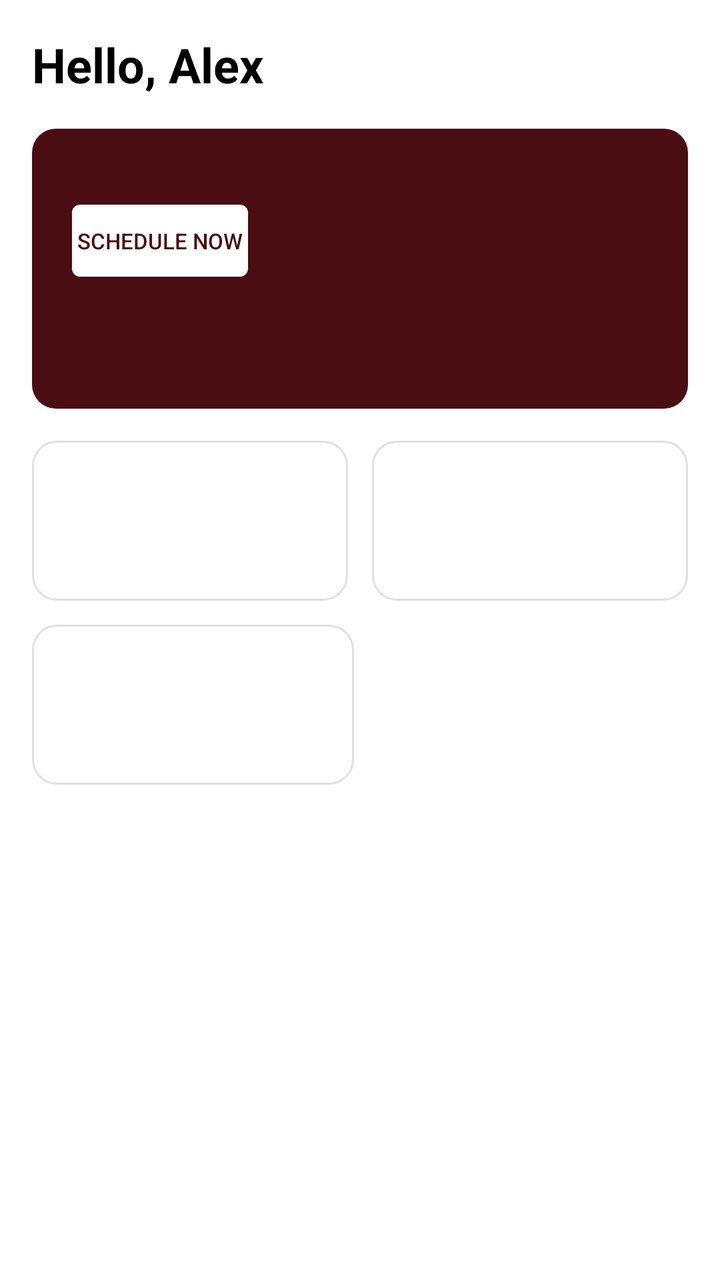
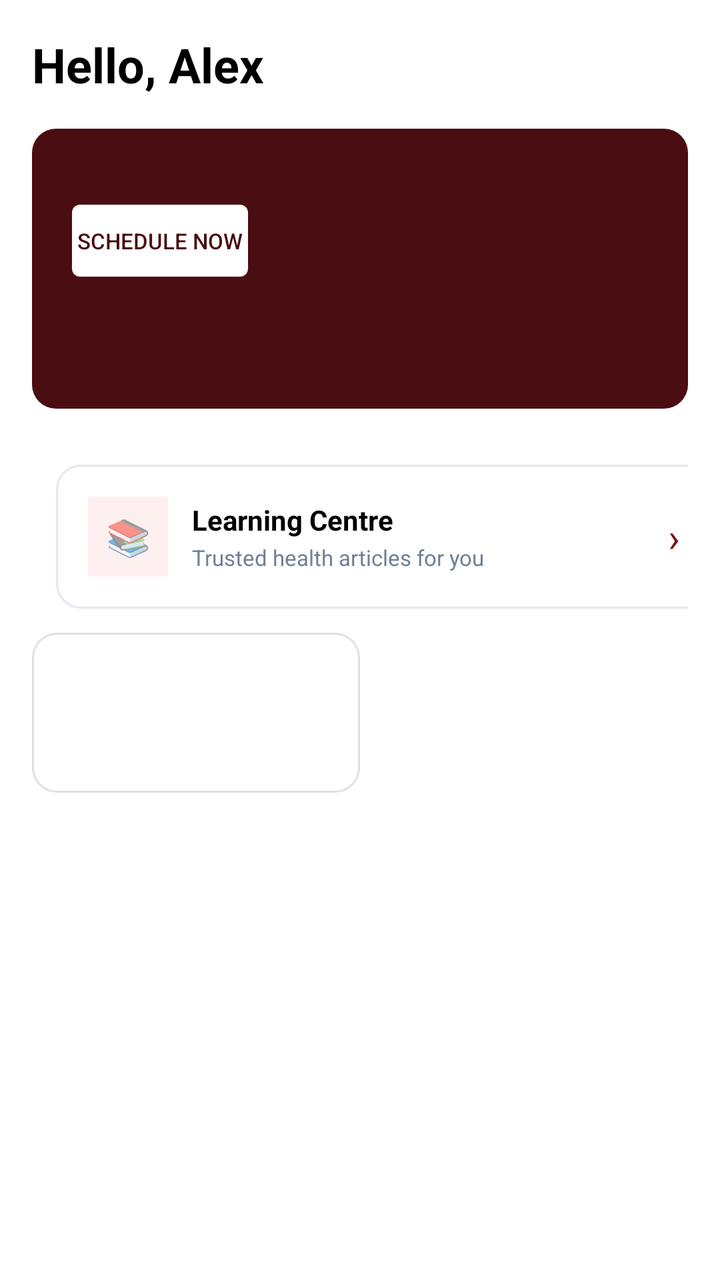

Screens rendered from an Android XML layout before and after an edit, with the pre-edit source and the edit as a unified diff.
<!-- AndroidManifest.xml: application theme Theme.Halaxy_health -->
<!-- res/layout/activity_patient_dashboard.xml -->
<?xml version="1.0" encoding="utf-8"?>
<LinearLayout xmlns:android="http://schemas.android.com/apk/res/android"
    android:id="@+id/rootLayout"
    android:layout_width="match_parent"
    android:layout_height="match_parent"
    android:orientation="vertical"
    android:background="#FFFFFF"
    android:padding="16dp">

    <TextView
        android:id="@+id/txtHello"
        android:layout_width="wrap_content"
        android:layout_height="wrap_content"
        android:text="Hello, Alex"
        android:textSize="24sp"
        android:textStyle="bold"
        android:textColor="#000000"/>
    <TextView
        android:text="Your health journey at a glance."
        android:textSize="12sp"
        android:textColor="#666666"
        android:layout_marginBottom="16dp"/>

    
    <LinearLayout
        android:layout_width="match_parent"
        android:layout_height="140dp"
        android:background="@drawable/bg_maroon_large"
        android:orientation="vertical"
        android:padding="20dp">
        <LinearLayout
            android:layout_width="wrap_content"
            android:layout_height="wrap_content"
            android:orientation="horizontal"
            android:gravity="center_vertical">
            <TextView
                android:text="📅"
                android:textSize="18sp"/>
            <TextView
                android:text="  Make a Booking"
                android:textColor="white"
                android:textStyle="bold"
                android:textSize="16sp"/>
        </LinearLayout>
        <TextView
            android:text="Find specialists and clinics in real-time."
            android:textColor="#E0C0C0"
            android:textSize="11sp"
            android:layout_marginTop="6dp"/>
        
        <Button
            android:id="@+id/btnScheduleNow"
            android:layout_width="wrap_content"
            android:layout_height="36dp"
            android:text="Schedule Now"
            android:textColor="#4A0D12"
            android:background="@drawable/bg_white_button"
            android:textSize="11sp"
            android:layout_marginTop="12dp"/>
    </LinearLayout>

    
    <LinearLayout
        android:layout_width="match_parent"
        android:layout_height="wrap_content"
        android:orientation="horizontal"
        android:weightSum="2"
        android:layout_marginTop="16dp">
        <LinearLayout
            android:id="@+id/cardMyAppointments"
            android:layout_width="0dp"
            android:layout_weight="1"
            android:layout_height="80dp"
            android:background="@drawable/bg_small_card"
            android:orientation="vertical"
            android:gravity="center"
            android:layout_marginEnd="6dp">
            <TextView
                android:text="📋 My Appointments"
                android:textSize="12sp"
                android:textStyle="bold"
                android:textColor="#000"/>
        </LinearLayout>
        <LinearLayout
            android:id="@+id/cardMakeBooking2"
            android:layout_width="0dp"
            android:layout_weight="1"
            android:layout_height="80dp"
            android:background="@drawable/bg_small_card"
            android:orientation="vertical"
            android:gravity="center"
            android:layout_marginStart="6dp">
            <TextView
                android:text="🏥 Make a Booking"
                android:textSize="12sp"
                android:textStyle="bold"
                android:textColor="#000"/>
        </LinearLayout>
    </LinearLayout>

    <LinearLayout
        android:layout_width="match_parent"
        android:layout_height="wrap_content"
        android:orientation="horizontal"
        android:weightSum="2"
        android:layout_marginTop="12dp">
        <LinearLayout
            android:id="@+id/cardPaymentHistory"
            android:layout_width="0dp"
            android:layout_weight="1"
            android:layout_height="80dp"
            android:background="@drawable/bg_small_card"
            android:orientation="vertical"
            android:gravity="center"
            android:layout_marginEnd="6dp"
            android:visibility="gone"/>
        <LinearLayout
            android:id="@+id/cardEditProfile"
            android:layout_width="0dp"
            android:layout_weight="1"
            android:layout_height="80dp"
            android:background="@drawable/bg_small_card"
            android:orientation="vertical"
            android:gravity="center">
            <TextView
                android:text="⚙️ Edit Profile"
                android:textSize="12sp"
                android:textStyle="bold"
                android:textColor="#000"/>
        </LinearLayout>
        
        <View android:layout_width="0dp" android:layout_weight="1" android:layout_height="80dp" android:layout_marginStart="6dp"/>
    </LinearLayout>

</LinearLayout>
<!-- resources referenced by this layout -->
<resources>
  <!-- drawable bg_maroon_large (drawable) -->
  <?xml version="1.0" encoding="utf-8"?>
  <shape xmlns:android="http://schemas.android.com/apk/res/android">
      <solid android:color="#4A0D12"/><corners android:radius="12dp"/>
  </shape>
  <!-- drawable bg_small_card (drawable) -->
  <shape xmlns:android="http://schemas.android.com/apk/res/android">
      <solid android:color="#FFFFFF"/>
      <stroke android:width="1dp" android:color="#E0E0E0"/>
      <corners android:radius="12dp"/>
  </shape>
  <!-- drawable bg_white_button (drawable) -->
  <shape xmlns:android="http://schemas.android.com/apk/res/android">
      <solid android:color="#FFFFFF"/>
      <corners android:radius="4dp"/>
  </shape>
  <style name="Theme.Halaxy_health" parent="Theme.AppCompat.Light.NoActionBar">
          <item name="colorPrimary">#1A237E</item>
          <item name="colorPrimaryDark">#7B1113</item>
          <item name="colorAccent">#D32F2F</item>
      </style>
</resources>

<!-- the commit's change to res/layout/activity_patient_dashboard.xml (unified diff, before → after) -->
@@ -38,7 +38,7 @@
                 android:textSize="18sp"/>
             <TextView
                 android:text="  Make a Booking"
-                android:textColor="white"
+                android:textColor="#FFFFFF"
                 android:textStyle="bold"
                 android:textSize="16sp"/>
         </LinearLayout>
@@ -66,6 +66,7 @@
         android:orientation="horizontal"
         android:weightSum="2"
         android:layout_marginTop="16dp">
+        
         <LinearLayout
             android:id="@+id/cardMyAppointments"
             android:layout_width="0dp"
@@ -81,6 +82,7 @@
                 android:textStyle="bold"
                 android:textColor="#000"/>
         </LinearLayout>
+        
         <LinearLayout
             android:id="@+id/cardMakeBooking2"
             android:layout_width="0dp"
@@ -95,6 +97,60 @@
                 android:textSize="12sp"
                 android:textStyle="bold"
                 android:textColor="#000"/>
+        </LinearLayout>
+        
+        <LinearLayout
+            android:id="@+id/cardLearningCentre"
+            android:layout_width="match_parent"
+            android:layout_height="wrap_content"
+            android:orientation="horizontal"
+            android:background="@drawable/bg_white_rounded"
+            android:padding="16dp"
+            android:layout_marginTop="12dp"
+            android:gravity="center_vertical">
+
+            
+            <TextView
+                android:layout_width="40dp"
+                android:layout_height="40dp"
+                android:background="#FFF0F0"
+                android:gravity="center"
+                android:text="📚"
+                android:textSize="18sp" />
+
+            
+            <LinearLayout
+                android:layout_width="0dp"
+                android:layout_weight="1"
+                android:layout_height="wrap_content"
+                android:orientation="vertical"
+                android:layout_marginStart="12dp">
+
+                <TextView
+                    android:layout_width="wrap_content"
+                    android:layout_height="wrap_content"
+                    android:text="Learning Centre"
+                    android:textSize="14sp"
+                    android:textStyle="bold"
+                    android:textColor="#000000" />
+
+                <TextView
+                    android:layout_width="wrap_content"
+                    android:layout_height="wrap_content"
+                    android:text="Trusted health articles for you"
+                    android:textSize="11sp"
+                    android:textColor="#718096"
+                    android:layout_marginTop="2dp" />
+
+            </LinearLayout>
+
+            
+            <TextView
+                android:layout_width="wrap_content"
+                android:layout_height="wrap_content"
+                android:text="›"
+                android:textSize="20sp"
+                android:textColor="#7B1113" />
         </LinearLayout>
     </LinearLayout>
 
@@ -128,8 +184,6 @@
                 android:textStyle="bold"
                 android:textColor="#000"/>
         </LinearLayout>
-        
-        <View android:layout_width="0dp" android:layout_weight="1" android:layout_height="80dp" android:layout_marginStart="6dp"/>
     </LinearLayout>
 
 </LinearLayout>
<!-- resource entries referenced after the edit -->
@@ -16,6 +16,15 @@
       <solid android:color="#FFFFFF"/>
       <corners android:radius="4dp"/>
   </shape>
+  <!-- drawable bg_white_rounded (drawable) -->
+  <?xml version="1.0" encoding="utf-8"?>
+  <shape xmlns:android="http://schemas.android.com/apk/res/android">
+      <solid android:color="#FFFFFF" />
+      <corners android:radius="12dp" />
+      <stroke
+          android:width="1dp"
+          android:color="#E2E8F0" />
+  </shape>
   <style name="Theme.Halaxy_health" parent="Theme.AppCompat.Light.NoActionBar">
           <item name="colorPrimary">#1A237E</item>
           <item name="colorPrimaryDark">#7B1113</item>
